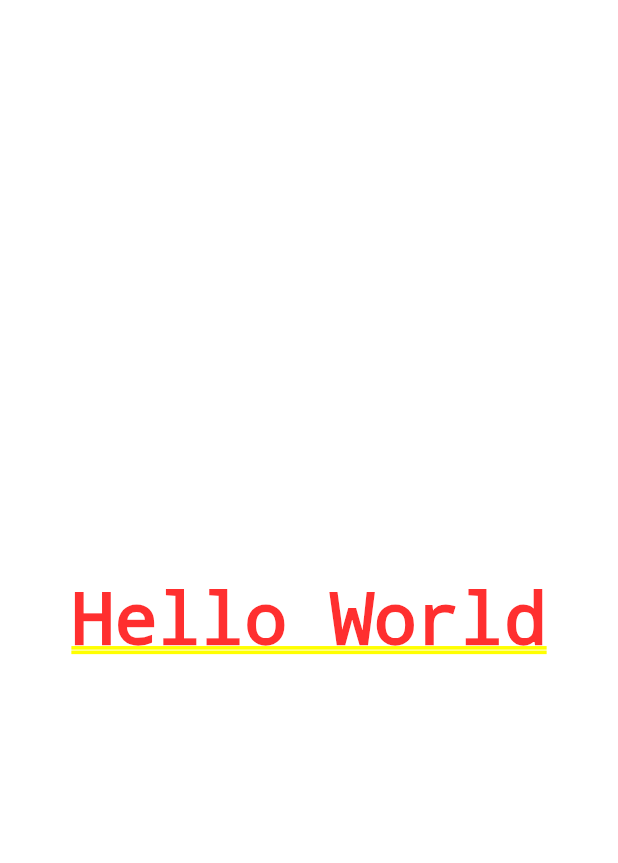
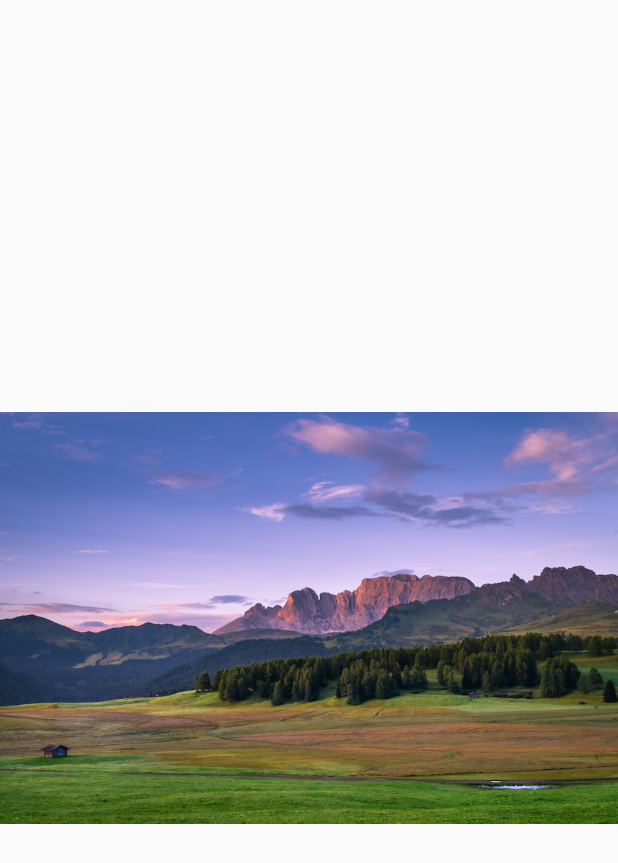
Before and after one commit to e-estrada/flutter_designs, a Flutter app: the screen it shows after launch, on a phone screen of 412 x 824 dp. Shown: the top 863 px of the screen. Run offline on Flutter 3.47's test engine with Material 2 defaults, Android fonts, the phone set to English and light mode, and no system bars.

Commit message:
Diseño básico parte 1

```diff
--- a/lib/main.dart
+++ b/lib/main.dart
@@ -1,4 +1,5 @@
 import 'package:flutter/material.dart';
+import 'package:flutter_designs/screens/basic_design.dart';
 
 void main() => runApp(const MyApp());
 
@@ -7,12 +8,12 @@ class MyApp extends StatelessWidget {
 
   @override
   Widget build(BuildContext context) {
-    return const MaterialApp(
+    return MaterialApp(
       debugShowCheckedModeBanner: false,
       title: 'Material App',
-      home: Center(
-          child: Text('Hello World'),
-        ),
+      initialRoute: 'basic_design',
+      routes: {'basic_design': (_) => const BasicDesignScreen()},
+      // home: _TempHomeScreen(),
     );
   }
 }
--- /dev/null
+++ b/lib/screens/basic_design.dart
@@ -0,0 +1,15 @@
+import 'package:flutter/material.dart';
+
+class BasicDesignScreen extends StatelessWidget {
+
+  const BasicDesignScreen({Key? key}) : super(key: key);
+
+  @override
+  Widget build(BuildContext context) {
+    return const Scaffold(
+      body: Center(
+         child: Image(image: AssetImage('assets/landscape.jpeg')),
+      ),
+    );
+  }
+}
--- a/pubspec.yaml
+++ b/pubspec.yaml
@@ -60,8 +60,8 @@ flutter:
   uses-material-design: true
 
   # To add assets to your application, add an assets section, like this:
-  # assets:
-  #   - images/a_dot_burr.jpeg
+  assets:
+    - assets/
   #   - images/a_dot_ham.jpeg
 
   # An image asset can refer to one or more resolution-specific "variants", see
```
Also changed, not shown: assets/landscape.jpeg (added).
